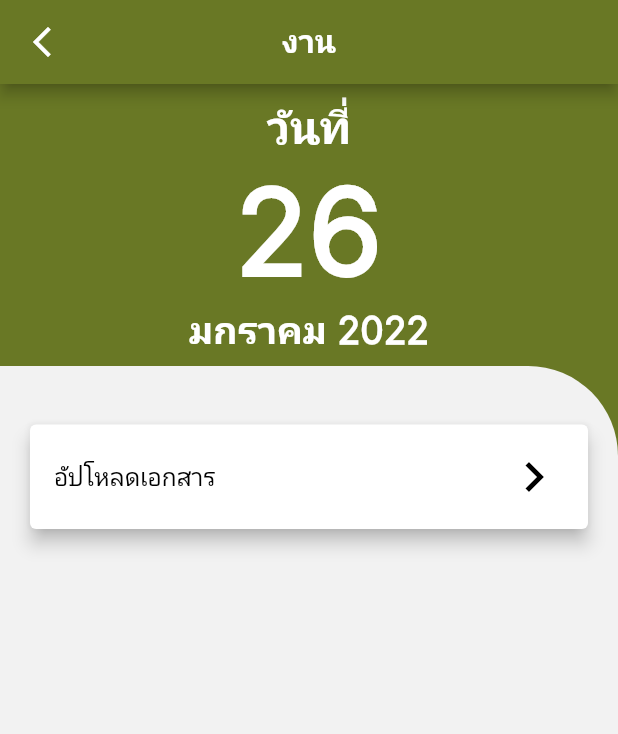
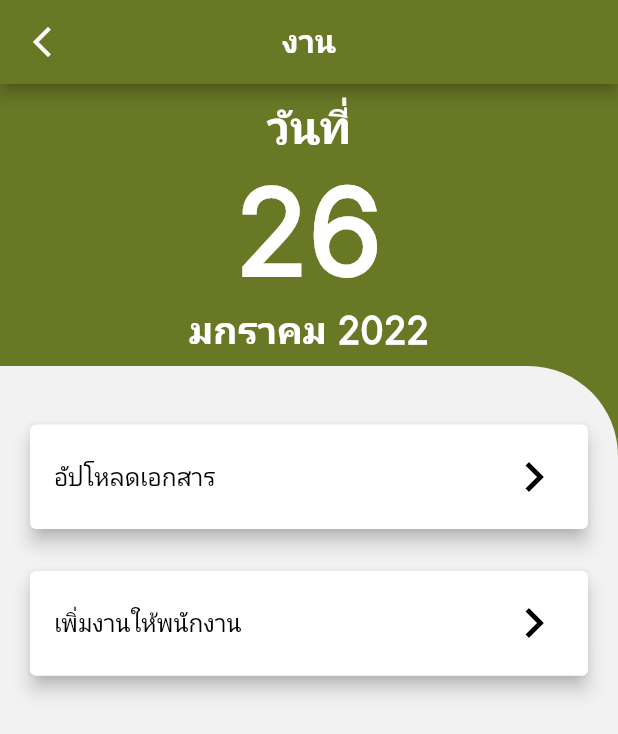
Before and after one commit to nickka7/animal_welfare, a Flutter app: the AdminFirstpage screen opened directly, on a phone screen of 412 x 824 dp. Shown: the top 734 px of the screen. Run offline on Flutter 3.47's test engine with Material 2 defaults, Android fonts, the phone set to English and light mode, and no system bars; our stand-ins replace carousel_slider, dio, file_picker, flutter_secure_storage, flutter_slidable, image_picker and 2 more; missing offline and left inert: buddhist_datetime_dateformat_sns; accounts and stored records are empty; network calls fail.

Commit message:
almost done

```diff
--- a/lib/screens/role/admin/admin_firstpage.dart
+++ b/lib/screens/role/admin/admin_firstpage.dart
@@ -1,4 +1,5 @@
 import 'package:animal_welfare/haxColor.dart';
+import 'package:animal_welfare/screens/role/admin/addWork.dart';
 import 'package:flutter/material.dart';
 import 'package:intl/intl.dart';
 
@@ -76,26 +77,26 @@ class _AdminFirstpageState extends State<AdminFirstpage> {
                     child: Padding(
                       padding: const EdgeInsets.symmetric(
                           horizontal: 8, vertical: 25),
-                      child: breederData(),
+                      child: Column(
+                        children: [
+                          uplodeDoc(),
+                          addWork()
+                        ],
+                      ),
                     ),
                   ),
-                )
+                ),
+
               ],
             ))
 
             );
   }
 
- Widget breederData() {
+ Widget uplodeDoc() {
     return Container(
         child: Column(
       children: [
-        // Padding(
-        //   padding: const EdgeInsets.only(top: 15, left: 8),
-        //   child: Align(
-        //       alignment: Alignment.topLeft,
-        //       child: _heading('ข้อมูลการเพาะพันธุ์', 35.0, 170.0)),
-        // ),
         Padding(
           padding: const EdgeInsets.symmetric(horizontal: 8.0, vertical: 10.0),
           child: Card(
@@ -130,6 +131,44 @@ class _AdminFirstpageState extends State<AdminFirstpage> {
     ));
   }
 
+Widget addWork() {
+    return Container(
+        child: Column(
+      children: [
+        Padding(
+          padding: const EdgeInsets.symmetric(horizontal: 8.0, vertical: 10.0),
+          child: Card(
+            elevation: 5,
+            child: TextButton(
+              onPressed: () {
+                Navigator.push(
+                  context,
+                  MaterialPageRoute(
+                      builder: (context) => AddWork()),
+                );
+              },
+              child: Padding(
+                padding: const EdgeInsets.all(8.0),
+                child: Row(
+                  mainAxisAlignment: MainAxisAlignment.spaceBetween,
+                  children: [
+                    Text('เพิ่มงานให้พนักงาน',
+                        style: TextStyle(fontSize: 16, color: Colors.black)),
+                    Icon(
+                      Icons.navigate_next,
+                      color: Colors.black,
+                      size: 40,
+                    )
+                  ],
+                ),
+              ),
+            ),
+          ),
+        ),
+      ],
+    ));
+  }
+
   // Widget _heading(var title, double h, double w) {
   //   return Container(
   //     height: h,
```
Also changed, not shown: lib/screens/role/admin/addWork.dart (added, +28 -0 lines), lib/screens/role/showMan/addShow.dart (+80 -70 lines), lib/screens/role/showMan/show.dart (+7 -7 lines).
